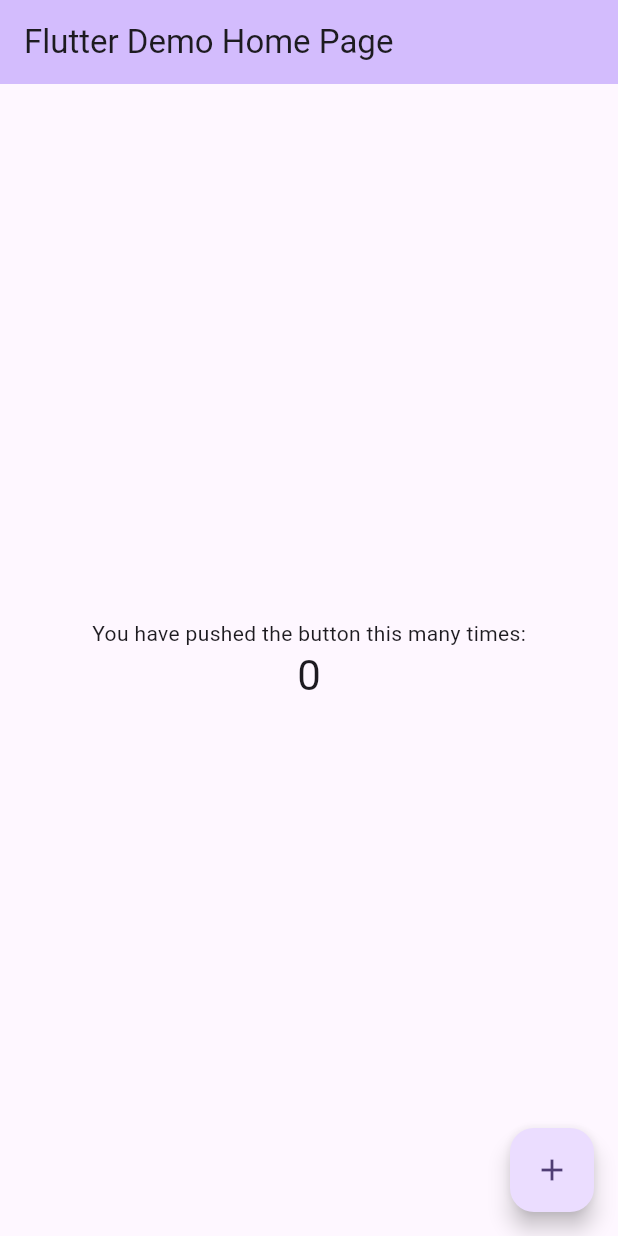
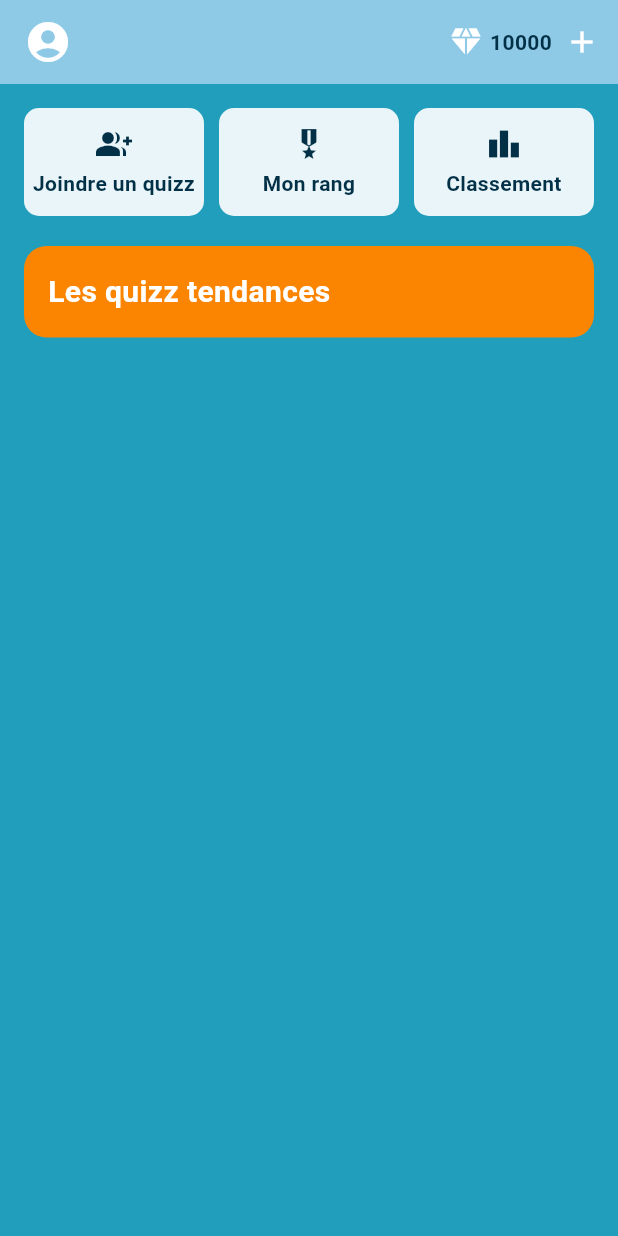
Before and after one commit to Sarahmllm/appgamequizz, a Flutter app: the screen it shows after launch, on a phone screen of 412 x 824 dp. Run offline on Flutter 3.47's test engine with Material 3 defaults, Android fonts, the phone set to English and light mode, and no system bars.

Commit message:
Joindre un quizz, mon rang, classement, quizz tendances...

```diff
--- a/lib/main.dart
+++ b/lib/main.dart
@@ -7,28 +7,12 @@
 class MyApp extends StatelessWidget {
   const MyApp({super.key});
 
-  // This widget is the root of your application.
   @override
   Widget build(BuildContext context) {
     return MaterialApp(
       title: 'Flutter Demo',
       theme: ThemeData(
-        // This is the theme of your application.
-        //
-        // TRY THIS: Try running your application with "flutter run". You'll see
-        // the application has a purple toolbar. Then, without quitting the app,
-        // try changing the seedColor in the colorScheme below to Colors.green
-        // and then invoke "hot reload" (save your changes or press the "hot
-        // reload" button in a Flutter-supported IDE, or press "r" if you used
-        // the command line to start the app).
-        //
-        // Notice that the counter didn't reset back to zero; the application
-        // state is not lost during the reload. To reset the state, use hot
-        // restart instead.
-        //
-        // This works for code too, not just values: Most code changes can be
-        // tested with just a hot reload.
-        colorScheme: ColorScheme.fromSeed(seedColor: Colors.deepPurple),
+        colorScheme: ColorScheme.fromSeed(seedColor: const Color(0xFF8ECAE6)),
       ),
       home: const MyHomePage(title: 'Flutter Demo Home Page'),
     );
@@ -38,15 +22,6 @@
 class MyHomePage extends StatefulWidget {
   const MyHomePage({super.key, required this.title});
 
-  // This widget is the home page of your application. It is stateful, meaning
-  // that it has a State object (defined below) that contains fields that affect
-  // how it looks.
-
-  // This class is the configuration for the state. It holds the values (in this
-  // case the title) provided by the parent (in this case the App widget) and
-  // used by the build method of the State. Fields in a Widget subclass are
-  // always marked "final".
-
   final String title;
 
   @override
@@ -54,69 +29,119 @@
 }
 
 class _MyHomePageState extends State<MyHomePage> {
-  int _counter = 0;
-
-  void _incrementCounter() {
-    setState(() {
-      // This call to setState tells the Flutter framework that something has
-      // changed in this State, which causes it to rerun the build method below
-      // so that the display can reflect the updated values. If we changed
-      // _counter without calling setState(), then the build method would not be
-      // called again, and so nothing would appear to happen.
-      _counter++;
-    });
-  }
-
   @override
   Widget build(BuildContext context) {
-    // This method is rerun every time setState is called, for instance as done
-    // by the _incrementCounter method above.
-    //
-    // The Flutter framework has been optimized to make rerunning build methods
-    // fast, so that you can just rebuild anything that needs updating rather
-    // than having to individually change instances of widgets.
     return Scaffold(
       appBar: AppBar(
-        // TRY THIS: Try changing the color here to a specific color (to
-        // Colors.amber, perhaps?) and trigger a hot reload to see the AppBar
-        // change color while the other colors stay the same.
-        backgroundColor: Theme.of(context).colorScheme.inversePrimary,
-        // Here we take the value from the MyHomePage object that was created by
-        // the App.build method, and use it to set our appbar title.
-        title: Text(widget.title),
+        backgroundColor: const Color(0xFF8ECAE6),
+        title: const Icon(
+          Icons.account_circle,
+          size: 32,
+          color: Colors.white,
+        ),
+        actions: [
+          Row(
+            mainAxisSize: MainAxisSize.min,
+            children: const [
+              Icon(Icons.diamond, color: Colors.white),
+              SizedBox(width: 4),
+              Text(
+                '10000',
+                style: TextStyle(
+                  color: Color(0xFF023047),
+                  fontWeight: FontWeight.bold,
+                ),
+              ),
+              SizedBox(width: 8),
+              Icon(Icons.add, color: Colors.white),
+              SizedBox(width: 12),
+            ],
+          ),
+        ],
       ),
-      body: Center(
-        // Center is a layout widget. It takes a single child and positions it
-        // in the middle of the parent.
+      backgroundColor: const Color(0xFF219EBC),
+      body: Padding(
+        padding: const EdgeInsets.all(16.0),
         child: Column(
-          // Column is also a layout widget. It takes a list of children and
-          // arranges them vertically. By default, it sizes itself to fit its
-          // children horizontally, and tries to be as tall as its parent.
-          //
-          // Column has various properties to control how it sizes itself and
-          // how it positions its children. Here we use mainAxisAlignment to
-          // center the children vertically; the main axis here is the vertical
-          // axis because Columns are vertical (the cross axis would be
-          // horizontal).
-          //
-          // TRY THIS: Invoke "debug painting" (choose the "Toggle Debug Paint"
-          // action in the IDE, or press "p" in the console), to see the
-          // wireframe for each widget.
-          mainAxisAlignment: MainAxisAlignment.center,
-          children: <Widget>[
-            const Text('You have pushed the button this many times:'),
-            Text(
-              '$_counter',
-              style: Theme.of(context).textTheme.headlineMedium,
+          crossAxisAlignment: CrossAxisAlignment.start,
+          children: [
+            Row(
+              mainAxisAlignment: MainAxisAlignment.spaceBetween,
+              children: const [
+                _TopMenuItem(
+                  title: 'Joindre un quizz',
+                  icon: Icons.group_add,
+                ),
+                SizedBox(width: 10),
+                _TopMenuItem(
+                  title: 'Mon rang',
+                  icon: Icons.military_tech,
+                ),
+                SizedBox(width: 10),
+                _TopMenuItem(
+                  title: 'Classement',
+                  icon: Icons.leaderboard,
+                ),
+              ],
+            ),
+            const SizedBox(height: 20),
+
+            Container(
+              width: double.infinity,
+              padding: const EdgeInsets.all(16.0),
+              decoration: BoxDecoration(
+                color: Color(0xFFFB8500),
+                borderRadius: BorderRadius.all(Radius.circular(15)),
+              ),
+              child: const Text(
+                'Les quizz tendances',
+                textAlign: TextAlign.left,
+                style: TextStyle(
+                  color: Colors.white,
+                  fontSize: 20,
+                  fontWeight: FontWeight.bold,
+                ),
+              ),
             ),
           ],
         ),
       ),
-      floatingActionButton: FloatingActionButton(
-        onPressed: _incrementCounter,
-        tooltip: 'Increment',
-        child: const Icon(Icons.add),
-      ), // This trailing comma makes auto-formatting nicer for build methods.
     );
   }
 }
+
+class _TopMenuItem extends StatelessWidget {
+  final String title;
+  final IconData icon;
+
+  const _TopMenuItem({required this.title, required this.icon});
+
+  @override
+  Widget build(BuildContext context) {
+    return Expanded(
+      child: Container(
+        padding: const EdgeInsets.symmetric(vertical: 12),
+        decoration: BoxDecoration(
+          color: Colors.white.withOpacity(0.9),
+          borderRadius: BorderRadius.circular(10),
+        ),
+        alignment: Alignment.center,
+        child: Column(
+          mainAxisSize: MainAxisSize.min,
+          children: [
+            Icon(icon, color: const Color(0xFF023047)),
+            const SizedBox(height: 4),
+            Text(
+              title,
+              textAlign: TextAlign.center,
+              style: const TextStyle(
+                color: Color(0xFF023047),
+                fontWeight: FontWeight.bold,
+              ),
+            ),
+          ],
+        ),
+      ),
+    );
+  }
+}
```
